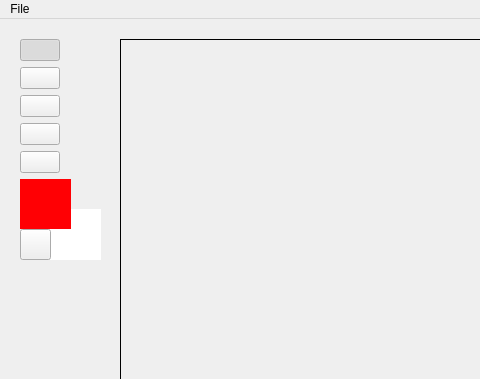
Above: PixelEditor/mainwindow.ui from University-of-Utah-CS3505/a7-sprite-editor-s22-Anudlok before the change; both pictures show x 0 to 480 and y 0 to 379 of the 763 by 600 pixel window. Below: the same form after it.
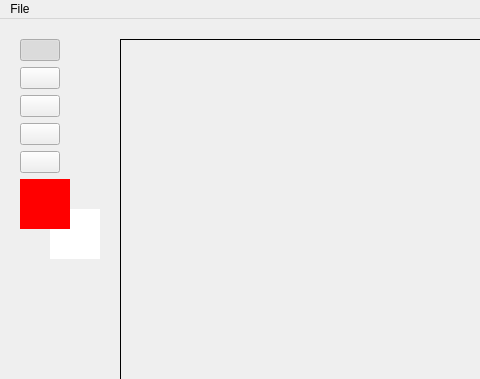
That is the form after the change. Icons and pictures are not drawn.

Commit message: Added color swapper functionality, primaryColor and secondaryColor vars

Diff of the .ui file:
```diff
--- a/PixelEditor/mainwindow.ui
+++ b/PixelEditor/mainwindow.ui
@@ -219,62 +219,6 @@
        <property name="accessibleName">
         <string>Select Tool</string>
        </property>
-       <widget class="QLabel" name="secondaryColorLabel">
-        <property name="geometry">
-         <rect>
-          <x>30</x>
-          <y>30</y>
-          <width>51</width>
-          <height>51</height>
-         </rect>
-        </property>
-        <property name="toolTip">
-         <string>Secondary Color</string>
-        </property>
-        <property name="accessibleName">
-         <string>Secondary Color</string>
-        </property>
-        <property name="styleSheet">
-         <string notr="true">background-color: rgb(255, 255, 255);</string>
-        </property>
-        <property name="text">
-         <string/>
-        </property>
-       </widget>
-       <widget class="QLabel" name="primaryColorLabel">
-        <property name="geometry">
-         <rect>
-          <x>0</x>
-          <y>0</y>
-          <width>51</width>
-          <height>50</height>
-         </rect>
-        </property>
-        <property name="sizePolicy">
-         <sizepolicy hsizetype="Minimum" vsizetype="Minimum">
-          <horstretch>0</horstretch>
-          <verstretch>0</verstretch>
-         </sizepolicy>
-        </property>
-        <property name="minimumSize">
-         <size>
-          <width>50</width>
-          <height>50</height>
-         </size>
-        </property>
-        <property name="toolTip">
-         <string>Primary Color</string>
-        </property>
-        <property name="accessibleName">
-         <string>Primary Color</string>
-        </property>
-        <property name="styleSheet">
-         <string notr="true">background-color: rgb(255, 0, 4)</string>
-        </property>
-        <property name="text">
-         <string/>
-        </property>
-       </widget>
        <widget class="QPushButton" name="swapColorButton">
         <property name="geometry">
          <rect>
@@ -297,7 +241,84 @@
          <iconset resource="Resources.qrc">
           <normaloff>:/Icons/icons8-curved-arrow-48.png</normaloff>:/Icons/icons8-curved-arrow-48.png</iconset>
         </property>
+        <property name="flat">
+         <bool>true</bool>
+        </property>
        </widget>
+       <widget class="QPushButton" name="primaryColorButton">
+        <property name="geometry">
+         <rect>
+          <x>0</x>
+          <y>0</y>
+          <width>50</width>
+          <height>50</height>
+         </rect>
+        </property>
+        <property name="sizePolicy">
+         <sizepolicy hsizetype="Minimum" vsizetype="Minimum">
+          <horstretch>0</horstretch>
+          <verstretch>0</verstretch>
+         </sizepolicy>
+        </property>
+        <property name="minimumSize">
+         <size>
+          <width>50</width>
+          <height>50</height>
+         </size>
+        </property>
+        <property name="toolTip">
+         <string>Primary Color</string>
+        </property>
+        <property name="accessibleName">
+         <string>Primary Color</string>
+        </property>
+        <property name="styleSheet">
+         <string notr="true">QPushButton#primaryColorButton {
+    background-color: red;
+	border-style: none;
+}</string>
+        </property>
+        <property name="text">
+         <string/>
+        </property>
+        <property name="flat">
+         <bool>false</bool>
+        </property>
+       </widget>
+       <widget class="QPushButton" name="secondaryColorButton">
+        <property name="geometry">
+         <rect>
+          <x>30</x>
+          <y>30</y>
+          <width>50</width>
+          <height>50</height>
+         </rect>
+        </property>
+        <property name="sizePolicy">
+         <sizepolicy hsizetype="Minimum" vsizetype="Minimum">
+          <horstretch>0</horstretch>
+          <verstretch>0</verstretch>
+         </sizepolicy>
+        </property>
+        <property name="toolTip">
+         <string>Secondary Color</string>
+        </property>
+        <property name="accessibleName">
+         <string>Secondary Color</string>
+        </property>
+        <property name="styleSheet">
+         <string notr="true">QPushButton#secondaryColorButton {
+    background-color: white;
+	border-style: none;
+}</string>
+        </property>
+        <property name="text">
+         <string/>
+        </property>
+       </widget>
+       <zorder>swapColorButton</zorder>
+       <zorder>secondaryColorButton</zorder>
+       <zorder>primaryColorButton</zorder>
       </widget>
      </item>
     </layout>
```
Left out of the diff: 2 changed lines with no effect on the pictures. The commit also changes 19 other files.
